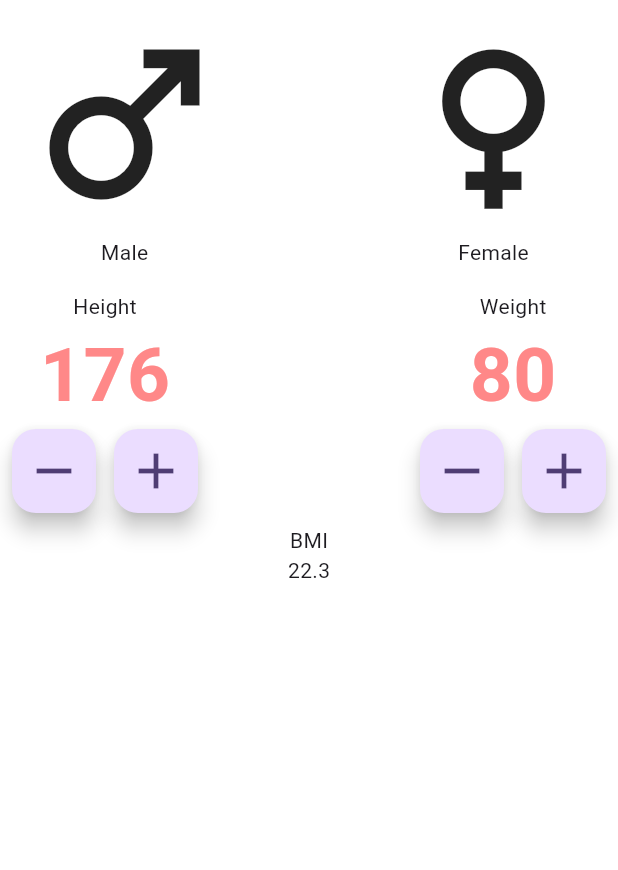
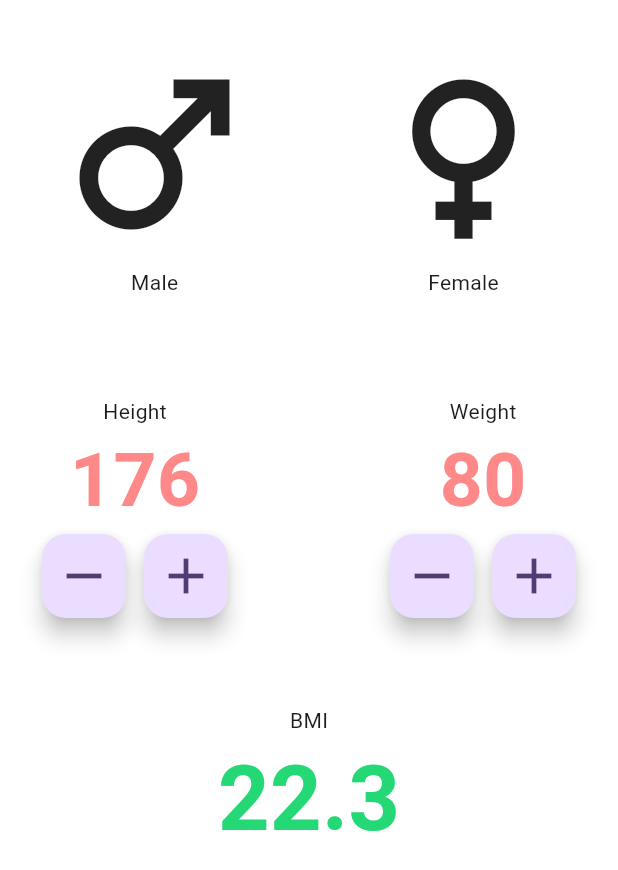
Before and after one commit to RavinduSperera/BMI_Calculator_Mobile_App, a Flutter app: the screen it shows after launch, on a phone screen of 412 x 824 dp. Shown: the top 870 px of the screen. Run offline on Flutter 3.47's test engine with Material 3 defaults, Android fonts, the phone set to English and light mode, and no system bars.

Commit message:
add constant file to store constatn and finished the basic UI

```diff
--- /dev/null
+++ b/lib/constants.dart
@@ -0,0 +1,12 @@
+import 'package:flutter/cupertino.dart';
+
+// text color constant
+const kTextColor = Color(0xFFFF8888);
+const kOutputTextColor = Color(0xFF24D876);
+
+// desgin constants - litterally u can make any constant here and call in your code
+const kInputLabelColor = TextStyle(
+  color: kTextColor, // use the constant from the constants.dart file
+  fontSize: 50,
+  fontWeight: FontWeight.bold,
+);
--- a/lib/main_page.dart
+++ b/lib/main_page.dart
@@ -1,3 +1,4 @@
+import 'package:bmi_cal/constants.dart';
 import 'package:flutter/material.dart';
 
 class MainPage extends StatefulWidget {
@@ -13,6 +14,7 @@ class _MainPageState extends State<MainPage> {
     return Scaffold(
       body: SafeArea(
         child: Container(
+          padding: EdgeInsets.all(20), // padding for the whole container
           color: Colors.white,
           child: Column(
             children: [
@@ -47,6 +49,7 @@ class _MainPageState extends State<MainPage> {
                   ),
                 ],
               ),
+              SizedBox(height: 50), // add dynamic space value
               Row(
                 children: [
                   Padding(
@@ -59,7 +62,8 @@ class _MainPageState extends State<MainPage> {
                             Text(
                               '176',
                               style: TextStyle(
-                                color: Color(0xFFFF8888),
+                                color:
+                                    kTextColor, // use the constant from the constants.dart file
                                 fontSize: 50,
                                 fontWeight: FontWeight.bold,
                               ),
@@ -93,7 +97,8 @@ class _MainPageState extends State<MainPage> {
                             Text(
                               '80',
                               style: TextStyle(
-                                color: Color(0xFFFF8888),
+                                color:
+                                    kTextColor, // use the constant from the constants.dart file
                                 fontSize: 50,
                                 fontWeight: FontWeight.bold,
                               ),
@@ -118,7 +123,19 @@ class _MainPageState extends State<MainPage> {
                   ),
                 ],
               ),
-              Column(children: [Text('BMI'), Text('22.3')]),
+              const SizedBox(height: 50),
+              Column(
+                children: [
+                  Text('BMI'),
+                  Text(
+                    '22.3',
+                    style: kInputLabelColor.copyWith(
+                      color: kOutputTextColor,
+                      fontSize: 60,
+                    ),
+                  ), // add style from constants.dart
+                ],
+              ),
             ],
           ),
         ),
```
